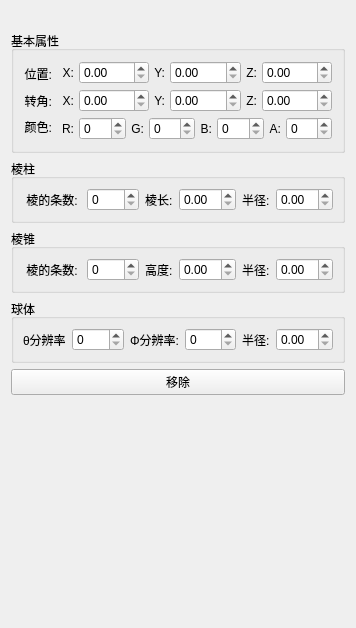
This is Demo3_Simpleness/PropertiesWidget.ui in fallinyourshadow/VTK-Introduction as Qt 5 draws it before an edit. The edited form follows.
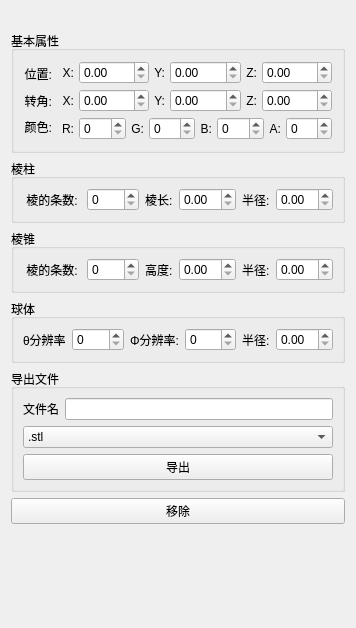
This is the edited form.

Patch:
```diff
--- a/Demo3_Simpleness/PropertiesWidget.ui
+++ b/Demo3_Simpleness/PropertiesWidget.ui
@@ -646,6 +646,70 @@
      </layout>
     </widget>
    </item>
+   <item>
+    <widget class="QGroupBox" name="groupBox_export">
+     <property name="title">
+      <string>导出文件</string>
+     </property>
+     <layout class="QVBoxLayout" name="verticalLayout_2">
+      <item>
+       <layout class="QHBoxLayout" name="horizontalLayout">
+        <item>
+         <widget class="QLabel" name="label">
+          <property name="text">
+           <string>文件名</string>
+          </property>
+         </widget>
+        </item>
+        <item>
+         <widget class="QLineEdit" name="lineEdit_fileName"/>
+        </item>
+       </layout>
+      </item>
+      <item>
+       <widget class="QComboBox" name="comboBox_type">
+        <item>
+         <property name="text">
+          <string>.stl</string>
+         </property>
+        </item>
+        <item>
+         <property name="text">
+          <string>.g</string>
+         </property>
+        </item>
+        <item>
+         <property name="text">
+          <string>.vtp</string>
+         </property>
+        </item>
+        <item>
+         <property name="text">
+          <string>.vtk</string>
+         </property>
+        </item>
+        <item>
+         <property name="text">
+          <string>.ply</string>
+         </property>
+        </item>
+        <item>
+         <property name="text">
+          <string>.obj</string>
+         </property>
+        </item>
+       </widget>
+      </item>
+      <item>
+       <widget class="QPushButton" name="pushButton_export">
+        <property name="text">
+         <string>导出</string>
+        </property>
+       </widget>
+      </item>
+     </layout>
+    </widget>
+   </item>
    <item>
     <widget class="QPushButton" name="pushButton_remove">
      <property name="sizePolicy">
```
